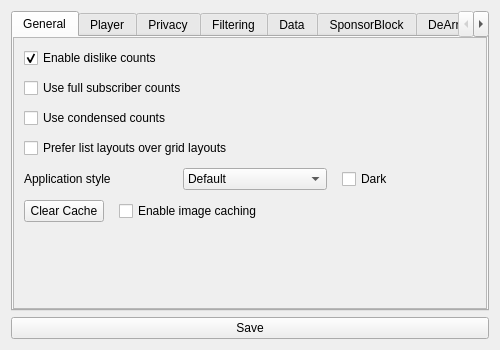
Qt form src/ui/forms/settings/settingsform.ui (BowDown097/QtTube) before a commit.
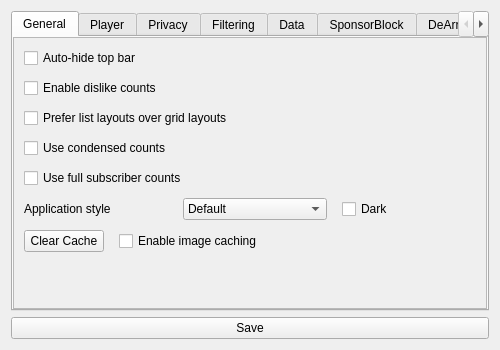
The same form after that commit.

Commit message:
Add auto-hide top bar setting, put settings in A.O
A.O meaning "alphabetical order", in case you were wondering.

Patch:
```diff
--- a/src/ui/forms/settings/settingsform.ui
+++ b/src/ui/forms/settings/settingsform.ui
@@ -56,8 +56,8 @@
            <rect>
             <x>0</x>
             <y>0</y>
-            <width>476</width>
-            <height>234</height>
+            <width>462</width>
+            <height>270</height>
            </rect>
           </property>
           <property name="sizePolicy">
@@ -82,20 +82,24 @@
            <property name="bottomMargin">
             <number>10</number>
            </property>
+           <item>
+            <widget class="QCheckBox" name="autoHideTopBar">
+             <property name="text">
+              <string>Auto-hide top bar</string>
+             </property>
+            </widget>
+           </item>
            <item>
             <widget class="QCheckBox" name="returnDislikes">
              <property name="text">
               <string>Enable dislike counts</string>
              </property>
-             <property name="checked">
-              <bool>true</bool>
-             </property>
             </widget>
            </item>
            <item>
-            <widget class="QCheckBox" name="fullSubs">
+            <widget class="QCheckBox" name="preferLists">
              <property name="text">
-              <string>Use full subscriber counts</string>
+              <string>Prefer list layouts over grid layouts</string>
              </property>
             </widget>
            </item>
@@ -110,9 +114,9 @@
             </widget>
            </item>
            <item>
-            <widget class="QCheckBox" name="preferLists">
+            <widget class="QCheckBox" name="fullSubs">
              <property name="text">
-              <string>Prefer list layouts over grid layouts</string>
+              <string>Use full subscriber counts</string>
              </property>
             </widget>
            </item>
```
Left out of the diff: 83 changed lines with no effect on the pictures. The commit also changes 8 other files.
